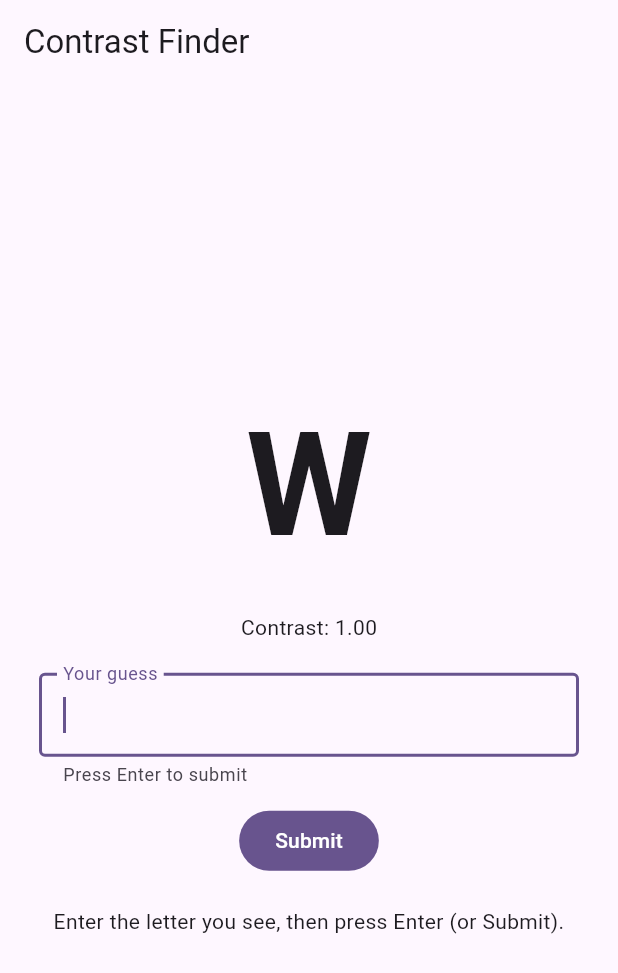
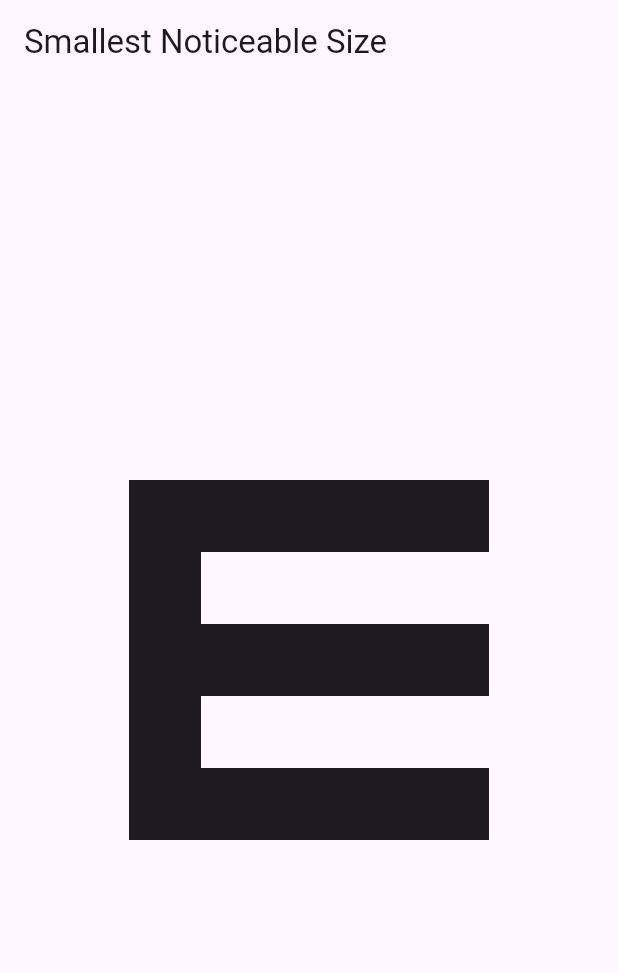
Before and after one commit to cmdor/human_sensing_benchmarks, a Flutter app: the screen it shows after launch, on a phone screen of 412 x 824 dp. Shown: the top 973 px of the screen. Run offline on Flutter 3.47's test engine with Material 3 defaults, Android fonts, the phone set to English and light mode, and no system bars.

Commit message:
feat: add library for E to rotate and be parameterized

```diff
--- a/lib/main.dart
+++ b/lib/main.dart
@@ -1,7 +1,7 @@
 import 'package:flutter/material.dart';
 
 // Import local files that I need to run the app
-import 'sight/contrast_finder.dart';
+import 'sight/smallest_noticeable_size.dart';
 
 void main() {
   runApp(const MyApp());
@@ -33,7 +33,7 @@ class MyApp extends StatelessWidget {
         // tested with just a hot reload.
         colorScheme: ColorScheme.fromSeed(seedColor: Colors.deepPurple),
       ),
-      home: const ContrastFinder(),
+      home: const SmallestNoticeableSizePage(),
     );
   }
 }
--- /dev/null
+++ b/lib/sight/smallest_noticeable_size.dart
@@ -0,0 +1,167 @@
+// https://www.webvision.pitt.edu/book/part-viii-psychophysics-of-vision/visual-acuity/
+// Generate the letter 'E' and then gradually decrease the size of the letter until it is not noticeable.
+import 'dart:math';
+
+import 'package:flutter/material.dart';
+
+class EGeometry {
+  const EGeometry({
+    required this.tineThickness,
+    required this.verticalGap,
+    required this.scale,
+    required this.rotationDegrees,
+  });
+
+  /// Thickness of each bar/stem (in logical pixels after scaling).
+  final double tineThickness;
+
+  /// Vertical gap between bars (top↔middle and middle↔bottom), in logical pixels
+  /// after scaling.
+  final double verticalGap;
+
+  final double scale;
+  final double rotationDegrees;
+}
+
+double degreesToRadians(double degrees) => degrees * (pi / 180.0);
+
+// Draw a capital letter 'E' on a canvas (simple block style).
+//
+// This draws:
+// - one vertical stem on the left
+// - three horizontal bars (top/middle/bottom)
+EGeometry drawBlockE(
+  Canvas canvas,
+  Rect bounds,
+  Paint paint, {
+  double strokeFraction = 0.2,
+  double scale = 1.0,
+  double rotationDegrees = 0.0,
+  double middleBarWidthFraction = 1.0, // NOTE: the experiment could be done with varying widths of the middle bar
+}) {
+  final baseThickness =
+      (bounds.shortestSide * strokeFraction).clamp(1.0, bounds.shortestSide);
+  final t = baseThickness * scale;
+
+  // In the untransformed bounds, the vertical gaps are:
+  // gap = (h/2 - 1.5t_base). After scaling, both h and t scale by `scale`.
+  final baseGap = (bounds.height / 2.0) - (1.5 * baseThickness);
+  final gap = (baseGap * scale).clamp(0.0, double.infinity);
+
+  // Apply transforms around the bounds center so callers can vary scale/rotation
+  // without redoing layout.
+  canvas.save();
+  final c = bounds.center;
+  canvas.translate(c.dx, c.dy);
+  if (rotationDegrees != 0.0) {
+    canvas.rotate(degreesToRadians(rotationDegrees));
+  }
+  if (scale != 1.0) {
+    canvas.scale(scale, scale);
+  }
+  canvas.translate(-c.dx, -c.dy);
+
+  // Left stem
+  canvas.drawRect(
+    Rect.fromLTWH(bounds.left, bounds.top, baseThickness, bounds.height),
+    paint,
+  );
+
+  // Top bar
+  canvas.drawRect(
+    Rect.fromLTWH(bounds.left, bounds.top, bounds.width, baseThickness),
+    paint,
+  );
+
+  // Middle bar (slightly shorter looks more like a typical E)
+  canvas.drawRect(
+    Rect.fromLTWH(
+      bounds.left,
+      bounds.center.dy - baseThickness / 2,
+      bounds.width * middleBarWidthFraction,
+      baseThickness,
+    ),
+    paint,
+  );
+
+  // Bottom bar
+  canvas.drawRect(
+    Rect.fromLTWH(
+      bounds.left,
+      bounds.bottom - baseThickness,
+      bounds.width,
+      baseThickness,
+    ),
+    paint,
+  );
+
+  canvas.restore();
+
+  return EGeometry(
+    tineThickness: t,
+    verticalGap: gap,
+    scale: scale,
+    rotationDegrees: rotationDegrees,
+  );
+}
+
+class SmallestNoticeableSizePage extends StatelessWidget {
+  const SmallestNoticeableSizePage({super.key});
+
+  @override
+  Widget build(BuildContext context) {
+    final paint = Paint()
+      ..color = Theme.of(context).colorScheme.onSurface
+      ..style = PaintingStyle.fill;
+
+    return Scaffold(
+      appBar: AppBar(
+        title: const Text('Smallest Noticeable Size'),
+      ),
+      body: Center(
+        child: Container(
+          color: Theme.of(context).colorScheme.surface,
+          padding: const EdgeInsets.all(24),
+          child: CustomPaint(
+            size: const Size(240, 240),
+            painter: _BlockEPainter(fillPaint: paint),
+          ),
+        ),
+      ),
+    );
+  }
+}
+
+class _BlockEPainter extends CustomPainter {
+  const _BlockEPainter({required this.fillPaint});
+
+  final Paint fillPaint;
+
+  @override
+  void paint(Canvas canvas, Size size) {
+    final bounds = Offset.zero & size;
+    drawBlockE(
+      canvas,
+      bounds,
+      fillPaint,
+      strokeFraction: 0.2,
+      scale: 1,
+      rotationDegrees: 0,
+    );
+  }
+
+  @override
+  bool shouldRepaint(covariant _BlockEPainter oldDelegate) {
+    return oldDelegate.fillPaint.color != fillPaint.color ||
+        oldDelegate.fillPaint.style != fillPaint.style;
+  }
+}
+
+
+// Gradually redue the size
+
+
+// Calculate the dimensions of the letter 'E' at the smallest noticeable size.
+
+
+// Calculate the angular resolution of the eye, in arc minutes. (1/60 of a degree)
```
